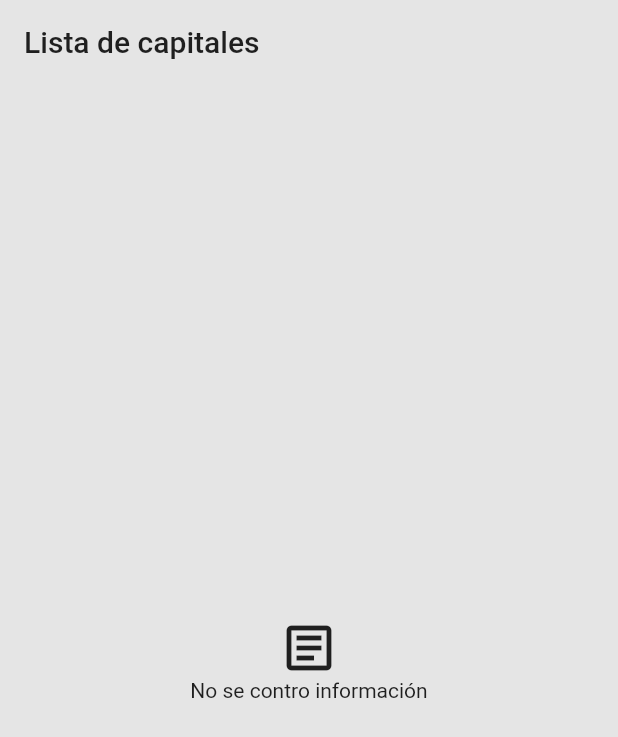
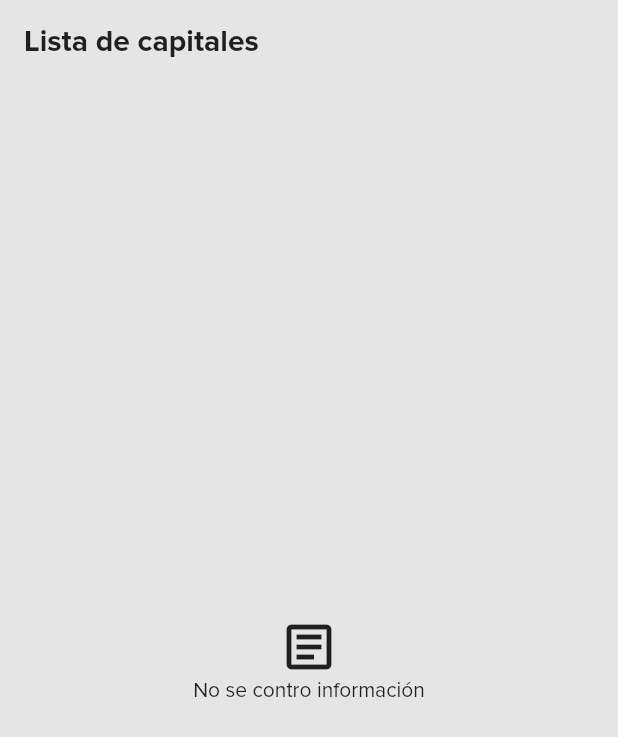
Before and after one commit to mynormeza/capitals-app, a Flutter app: the screen it shows after launch, on a phone screen of 412 x 824 dp. Shown: the top 737 px of the screen. Run offline on Flutter 3.47's test engine with Material 2 defaults, Android fonts, the phone set to English and light mode, and no system bars; our stand-ins replace cloud_firestore, firebase_core, flutter_spinkit; accounts and stored records are empty.

Commit message:
add font and text styles

```diff
--- a/lib/main.dart
+++ b/lib/main.dart
@@ -30,7 +30,7 @@ class MyApp extends StatelessWidget {
 
         return MaterialApp(
           theme: ThemeData(
-            primarySwatch: Colors.orange,
+            fontFamily: 'ProximaNova',
             scaffoldBackgroundColor: "#E5E5E5".toColor(),
             appBarTheme: AppBarTheme(
               color: "#E5E5E5".toColor(),
--- a/lib/screens/home/home_screen.dart
+++ b/lib/screens/home/home_screen.dart
@@ -5,6 +5,7 @@ import 'package:capitals_app/screens/home/widgets/capital_card.dart';
 import 'package:capitals_app/shared/empty.dart';
 import 'package:capitals_app/shared/error.dart';
 import 'package:capitals_app/shared/loading.dart';
+import 'package:flutter/cupertino.dart';
 import 'package:flutter/material.dart';
 
 class HomeScreen extends StatefulWidget {
@@ -33,7 +34,13 @@ class _HomeScreenState extends State<HomeScreen> {
   Widget build(BuildContext context) {
     return Scaffold(
       appBar: AppBar(
-        title: Text('Lista de capitales'),
+        title: Text(
+          'Lista de capitales',
+          style: TextStyle(
+            color: Colors.black87,
+            fontWeight: FontWeight.bold,
+          ),
+        ),
       ),
       body: StreamBuilder<List<Capital>>(
           stream: capitalsBloc.capitals,
```
Also changed, not shown: lib/screens/capital_details/capital_details_screen.dart (+22 -6 lines), lib/screens/home/widgets/capital_card.dart (+18 -3 lines), pubspec.yaml (+7 -0 lines), fonts/ProximaNova-Bold.otf (added), fonts/ProximaNova-Regular.otf (added).
